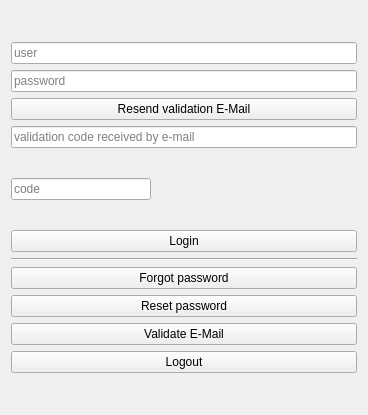
The window that myapps/client/auth/home_form.ui (myapps-directory/myapps-client) describes before a commit, drawn with Qt 5.
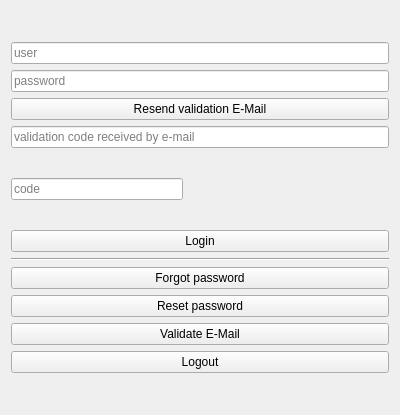
The same window after the commit.

Diff of the .ui file:
```diff
--- a/myapps/client/auth/home_form.ui
+++ b/myapps/client/auth/home_form.ui
@@ -12,7 +12,7 @@
    <rect>
     <x>0</x>
     <y>0</y>
-    <width>368</width>
+    <width>400</width>
     <height>415</height>
    </rect>
   </property>
@@ -24,7 +24,7 @@
   </property>
   <property name="maximumSize">
    <size>
-    <width>1024</width>
+    <width>2048</width>
     <height>1024</height>
    </size>
   </property>
@@ -35,7 +35,7 @@
    <double>1.000000000000000</double>
   </property>
   <property name="autoFillBackground">
-   <bool>true</bool>
+   <bool>false</bool>
   </property>
   <layout class="QVBoxLayout" name="verticalLayout_2">
    <item>
```
